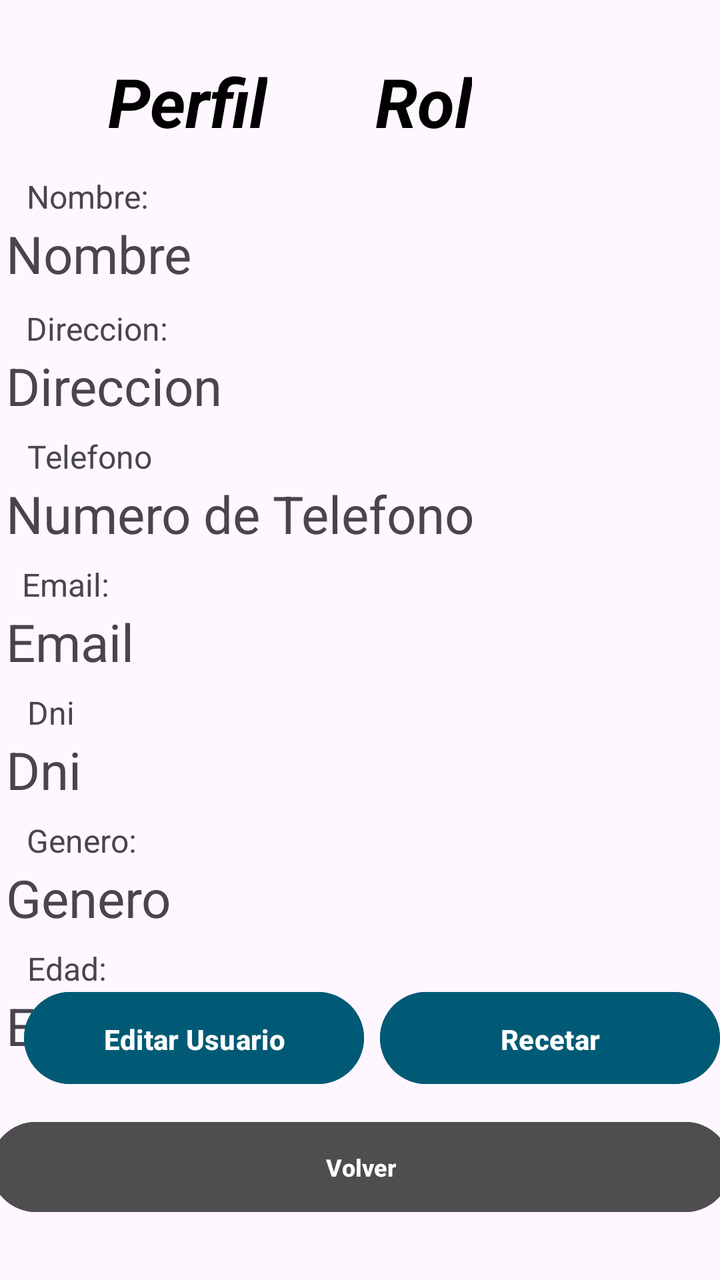
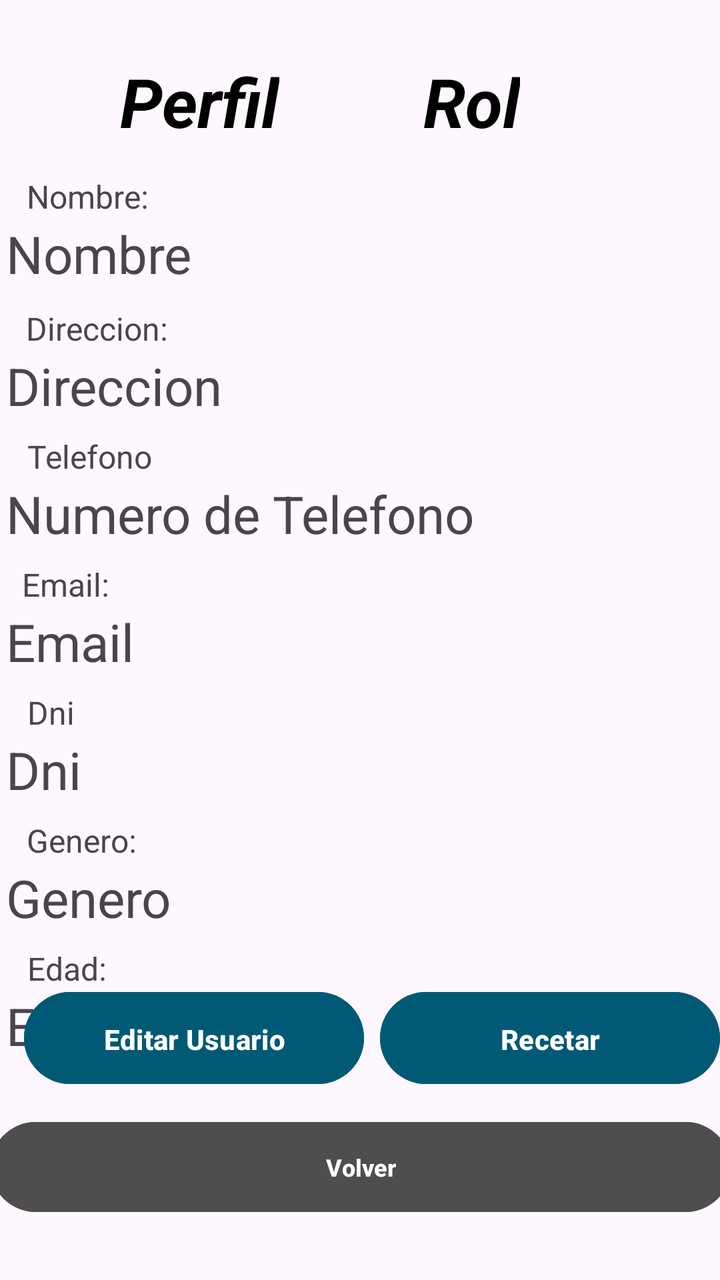

Screens rendered from an Android XML layout before and after an edit, with the pre-edit source and the edit as a unified diff.
<!-- AndroidManifest.xml: application theme Theme.MobilesVC -->
<!-- res/layout/user_view.xml -->
<?xml version="1.0" encoding="utf-8"?>
<androidx.constraintlayout.widget.ConstraintLayout xmlns:android="http://schemas.android.com/apk/res/android"
    xmlns:app="http://schemas.android.com/apk/res-auto"
    xmlns:tools="http://schemas.android.com/tools"
    android:layout_width="match_parent"
    android:layout_height="match_parent">

    <androidx.constraintlayout.widget.ConstraintLayout
        android:layout_width="match_parent"
        android:layout_height="match_parent"
        tools:layout_editor_absoluteX="-40dp"
        tools:layout_editor_absoluteY="0dp">

        <TextView
            android:id="@+id/textView70"
            android:layout_width="wrap_content"
            android:layout_height="wrap_content"
            android:layout_marginTop="28dp"
            android:fontFamily="sans-serif"
            android:text="Perfil"
            android:textColor="#000000"
            android:textSize="34sp"
            android:textStyle="bold|italic"
            app:layout_constraintEnd_toStartOf="@+id/textRol"
            app:layout_constraintHorizontal_bias="0.5"
            app:layout_constraintStart_toStartOf="parent"
            app:layout_constraintTop_toTopOf="parent"
            tools:textSize="26sp" />

        <TextView
            android:id="@+id/vEdad"
            android:layout_width="364dp"
            android:layout_height="50dp"
            android:layout_marginStart="10dp"
            android:layout_marginTop="14dp"
            android:text="Edad"
            android:textSize="26sp"
            app:layout_constraintEnd_toEndOf="parent"
            app:layout_constraintHorizontal_bias="0.5"
            app:layout_constraintStart_toStartOf="parent"
            app:layout_constraintTop_toBottomOf="@+id/vGenero" />

        <TextView
            android:id="@+id/vGenero"
            android:layout_width="364dp"
            android:layout_height="50dp"
            android:layout_marginStart="10dp"
            android:layout_marginTop="14dp"
            android:text="Genero"
            android:textSize="26sp"
            app:layout_constraintEnd_toEndOf="parent"
            app:layout_constraintHorizontal_bias="0.50"
            app:layout_constraintStart_toStartOf="parent"
            app:layout_constraintTop_toBottomOf="@+id/vDni" />

        <TextView
            android:id="@+id/vDni"
            android:layout_width="364dp"
            android:layout_height="50dp"
            android:layout_marginStart="10dp"
            android:layout_marginTop="14dp"
            android:text="Dni"
            android:textSize="26sp"
            app:layout_constraintEnd_toEndOf="parent"
            app:layout_constraintHorizontal_bias="0.50"
            app:layout_constraintStart_toStartOf="parent"
            app:layout_constraintTop_toBottomOf="@+id/vEmail" />

        <TextView
            android:id="@+id/vEmail"
            android:layout_width="364dp"
            android:layout_height="50dp"
            android:layout_marginStart="10dp"
            android:layout_marginTop="14dp"
            android:text="Email"
            android:textSize="26sp"
            app:layout_constraintEnd_toEndOf="parent"
            app:layout_constraintHorizontal_bias="0.50"
            app:layout_constraintStart_toStartOf="parent"
            app:layout_constraintTop_toBottomOf="@+id/vTelefono" />

        <TextView
            android:id="@+id/vTelefono"
            android:layout_width="364dp"
            android:layout_height="50dp"
            android:layout_marginStart="10dp"
            android:layout_marginTop="14dp"
            android:text="Numero de Telefono"
            android:textSize="26sp"
            app:layout_constraintEnd_toEndOf="parent"
            app:layout_constraintHorizontal_bias="0.50"
            app:layout_constraintStart_toStartOf="parent"
            app:layout_constraintTop_toBottomOf="@+id/vDireccion" />

        <TextView
            android:id="@+id/vDireccion"
            android:layout_width="364dp"
            android:layout_height="50dp"
            android:layout_marginStart="10dp"
            android:layout_marginTop="16dp"
            android:text="Direccion"
            android:textSize="26sp"
            app:layout_constraintEnd_toEndOf="parent"
            app:layout_constraintHorizontal_bias="0.50"
            app:layout_constraintStart_toStartOf="parent"
            app:layout_constraintTop_toBottomOf="@+id/vNombre" />

        <Button
            android:id="@+id/vRecetar"
            android:layout_width="170dp"
            android:layout_height="54dp"
            android:layout_marginStart="20dp"
            android:layout_marginEnd="12dp"
            android:layout_marginBottom="11dp"
            android:backgroundTint="#015A75"
            android:paddingVertical="14dp"
            android:text="Recetar"
            android:textStyle="bold"
            app:layout_constraintBottom_toTopOf="@+id/vVolverPerfil"
            app:layout_constraintEnd_toEndOf="parent"
            app:layout_constraintStart_toEndOf="@+id/vToEditUsuario" />

        <Button
            android:id="@+id/vToEditUsuario"
            android:layout_width="170dp"
            android:layout_height="54dp"
            android:layout_marginStart="12dp"
            android:layout_marginBottom="11dp"
            android:backgroundTint="#015A75"
            android:paddingVertical="14dp"
            android:text="Editar Usuario"
            android:textStyle="bold"
            app:layout_constraintBottom_toTopOf="@+id/vVolverPerfil"
            app:layout_constraintStart_toStartOf="parent" />

        <TextView
            android:id="@+id/textRol"
            android:layout_width="wrap_content"
            android:layout_height="wrap_content"
            android:layout_marginTop="28dp"
            android:layout_marginEnd="124dp"
            android:fontFamily="sans-serif"
            android:text="Rol"
            android:textColor="#000000"
            android:textSize="34sp"
            android:textStyle="bold|italic"
            app:layout_constraintEnd_toEndOf="parent"
            app:layout_constraintTop_toTopOf="parent"
            tools:textSize="26sp" />

        <Button
            android:id="@+id/vVolverPerfil"
            android:layout_width="370dp"
            android:layout_height="53dp"
            android:layout_marginHorizontal="24dp"
            android:layout_marginStart="13dp"
            android:layout_marginEnd="13dp"
            android:layout_marginBottom="30dp"
            android:backgroundTint="#4E4E4E"
            android:paddingVertical="10dp"
            android:text="Volver"
            android:textSize="12sp"
            android:textStyle="bold"
            android:visibility="visible"
            app:layout_constraintBottom_toBottomOf="parent"
            app:layout_constraintEnd_toEndOf="parent"
            app:layout_constraintStart_toStartOf="parent" />

        <TextView
            android:id="@+id/vNombre"
            android:layout_width="364dp"
            android:layout_height="50dp"
            android:layout_marginStart="10dp"
            android:layout_marginTop="36dp"
            android:text="Nombre"
            android:textSize="26sp"
            app:layout_constraintEnd_toEndOf="parent"
            app:layout_constraintStart_toStartOf="parent"
            app:layout_constraintTop_toBottomOf="@+id/textRol" />

        <TextView
            android:id="@+id/textView14"
            android:layout_width="65dp"
            android:layout_height="22dp"
            android:text="Nombre:"
            android:textSize="16sp"
            app:layout_constraintBottom_toTopOf="@+id/vNombre"
            app:layout_constraintEnd_toEndOf="parent"
            app:layout_constraintHorizontal_bias="0.045"
            app:layout_constraintStart_toStartOf="parent"
            app:layout_constraintTop_toTopOf="parent"
            app:layout_constraintVertical_bias="1.0" />

        <TextView
            android:id="@+id/textView16"
            android:layout_width="75dp"
            android:layout_height="22dp"
            android:text="Direccion:"
            android:textSize="16sp"
            app:layout_constraintBottom_toTopOf="@+id/vDireccion"
            app:layout_constraintEnd_toEndOf="parent"
            app:layout_constraintHorizontal_bias="0.046"
            app:layout_constraintStart_toStartOf="parent"
            app:layout_constraintTop_toTopOf="parent"
            app:layout_constraintVertical_bias="1.0" />

        <TextView
            android:id="@+id/textView17"
            android:layout_width="66dp"
            android:layout_height="22dp"
            android:text="Telefono:"
            android:textSize="16sp"
            app:layout_constraintBottom_toTopOf="@+id/vTelefono"
            app:layout_constraintEnd_toEndOf="parent"
            app:layout_constraintHorizontal_bias="0.046"
            app:layout_constraintStart_toStartOf="parent"
            app:layout_constraintTop_toTopOf="parent"
            app:layout_constraintVertical_bias="1.0" />

        <TextView
            android:id="@+id/textView18"
            android:layout_width="50dp"
            android:layout_height="22dp"
            android:text="Email:"
            android:textSize="16sp"
            app:layout_constraintBottom_toTopOf="@+id/vEmail"
            app:layout_constraintEnd_toEndOf="parent"
            app:layout_constraintHorizontal_bias="0.036"
            app:layout_constraintStart_toStartOf="parent"
            app:layout_constraintTop_toTopOf="parent"
            app:layout_constraintVertical_bias="1.0" />

        <TextView
            android:id="@+id/textView19"
            android:layout_width="27dp"
            android:layout_height="22dp"
            android:text="Dni:"
            android:textSize="16sp"
            app:layout_constraintBottom_toTopOf="@+id/vDni"
            app:layout_constraintEnd_toEndOf="parent"
            app:layout_constraintHorizontal_bias="0.041"
            app:layout_constraintStart_toStartOf="parent"
            app:layout_constraintTop_toTopOf="parent"
            app:layout_constraintVertical_bias="1.0" />

        <TextView
            android:id="@+id/textView20"
            android:layout_width="55dp"
            android:layout_height="22dp"
            android:text="Genero:"
            android:textSize="16sp"
            app:layout_constraintBottom_toTopOf="@+id/vGenero"
            app:layout_constraintEnd_toEndOf="parent"
            app:layout_constraintHorizontal_bias="0.044"
            app:layout_constraintStart_toStartOf="parent"
            app:layout_constraintTop_toTopOf="parent"
            app:layout_constraintVertical_bias="1.0" />

        <TextView
            android:id="@+id/textView21"
            android:layout_width="40dp"
            android:layout_height="22dp"
            android:text="Edad:"
            android:textSize="16sp"
            app:layout_constraintBottom_toTopOf="@+id/vEdad"
            app:layout_constraintEnd_toEndOf="parent"
            app:layout_constraintHorizontal_bias="0.043"
            app:layout_constraintStart_toStartOf="parent"
            app:layout_constraintTop_toTopOf="parent"
            app:layout_constraintVertical_bias="1.0" />
    </androidx.constraintlayout.widget.ConstraintLayout>

</androidx.constraintlayout.widget.ConstraintLayout>
<!-- resources referenced by this layout -->
<resources>
  <style name="Theme.MobilesVC" parent="Base.Theme.MobilesVC" />
  <style name="Base.Theme.MobilesVC" parent="Theme.Material3.DayNight.NoActionBar">
          
          
      </style>
</resources>

<!-- the commit's change to res/layout/user_view.xml (unified diff, before → after) -->
@@ -15,6 +15,7 @@
             android:id="@+id/textView70"
             android:layout_width="wrap_content"
             android:layout_height="wrap_content"
+            android:layout_marginStart="60dp"
             android:layout_marginTop="28dp"
             android:fontFamily="sans-serif"
             android:text="Perfil"
@@ -22,7 +23,7 @@
             android:textSize="34sp"
             android:textStyle="bold|italic"
             app:layout_constraintEnd_toStartOf="@+id/textRol"
-            app:layout_constraintHorizontal_bias="0.5"
+            app:layout_constraintHorizontal_bias="0.0"
             app:layout_constraintStart_toStartOf="parent"
             app:layout_constraintTop_toTopOf="parent"
             tools:textSize="26sp" />
@@ -138,7 +139,7 @@
             android:layout_width="wrap_content"
             android:layout_height="wrap_content"
             android:layout_marginTop="28dp"
-            android:layout_marginEnd="124dp"
+            android:layout_marginEnd="100dp"
             android:fontFamily="sans-serif"
             android:text="Rol"
             android:textColor="#000000"
